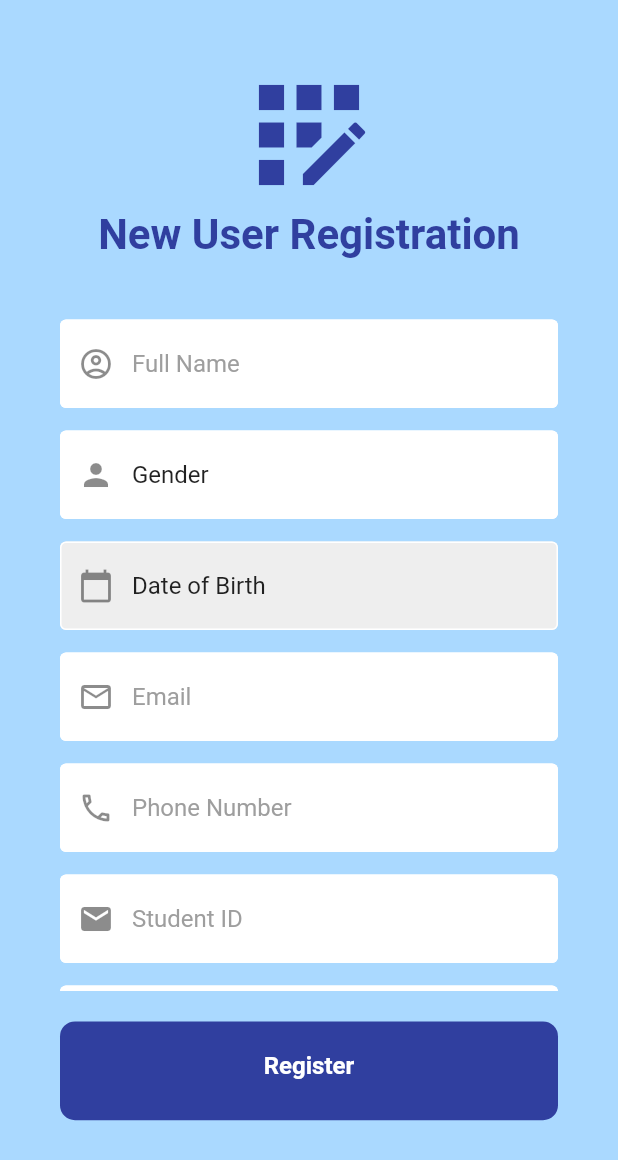
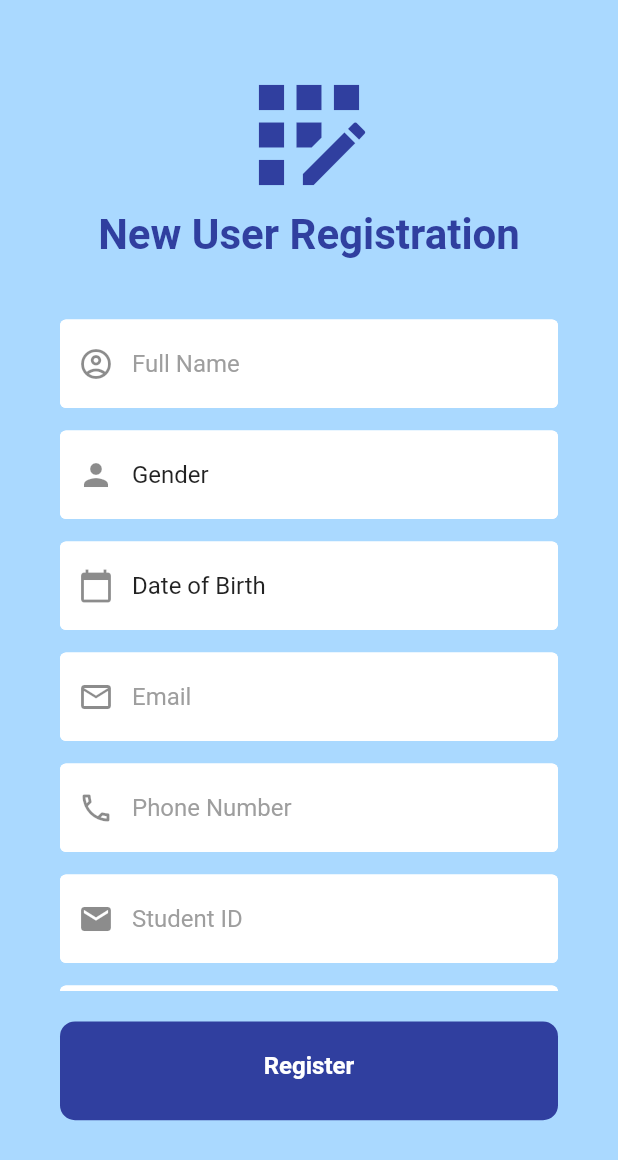
Before and after one commit to DhruvGandhi31/Bibliotheca, a Flutter app: the RegisterPage screen opened by its route, on a phone screen of 412 x 824 dp. Shown: the top 1160 px of the screen. Run offline on Flutter 3.47's test engine with Material 2 defaults, Android fonts, the phone set to English and light mode, and no system bars; our stand-ins replace carousel_slider, cloud_firestore, firebase_auth, firebase_core, flutter_spinkit, fluttertoast and 1 more; accounts and stored records are empty.

Commit message:
Minor Bug fixes

```diff
--- a/lib/main.dart
+++ b/lib/main.dart
@@ -1,4 +1,3 @@
-// import 'package:firebase_core/firebase_core.dart';
 import 'package:flutter/material.dart';
 import 'package:library_management/screens/HomePage/Returned%20Books/returnbooklist.dart';
 import 'package:library_management/screens/searchpage.dart';
@@ -17,9 +16,8 @@ void main() async {
 }
 
 class MyApp extends StatelessWidget {
-  const MyApp({super.key});
+  const MyApp({Key? key});
 
-  @override
   Widget build(BuildContext context) {
     return MaterialApp(
       debugShowCheckedModeBanner: false,
--- a/lib/utils/date_of_birth.dart
+++ b/lib/utils/date_of_birth.dart
@@ -50,7 +50,7 @@ class _DateOfBirthPickerState extends State<DateOfBirthPicker> {
           focusedBorder: OutlineInputBorder(
             borderSide: BorderSide(color: Colors.grey.shade400),
           ),
-          fillColor: Colors.grey.shade200,
+          fillColor: Colors.white,
           filled: true,
           prefixIcon: const Icon(Icons.calendar_today),
           hintText: 'Date of Birth',
--- a/pubspec.yaml
+++ b/pubspec.yaml
@@ -29,6 +29,7 @@ environment:
 # the latest version available on pub.dev. To see which dependencies have newer
 # versions available, run `flutter pub outdated`.
 dependencies:
+  flutter_secure_storage: ^5.0.0
   flutter:
     sdk: flutter
 
```
Also changed, not shown: lib/users/authentication/login_page.dart (+32 -3 lines), pubspec.lock.
